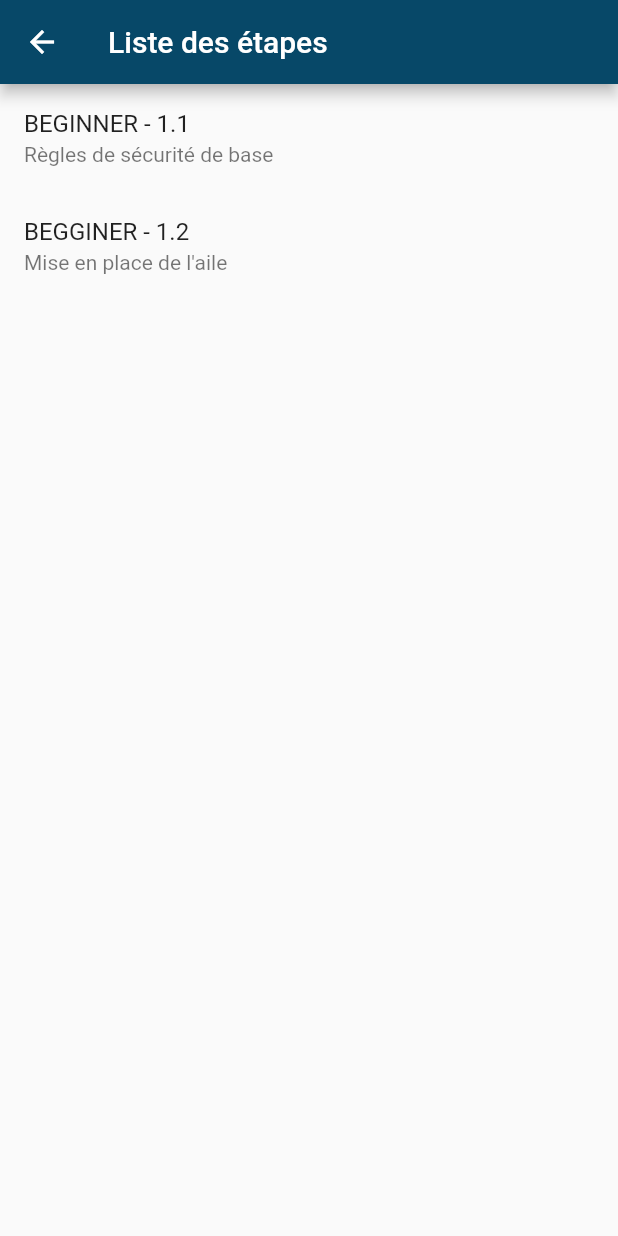
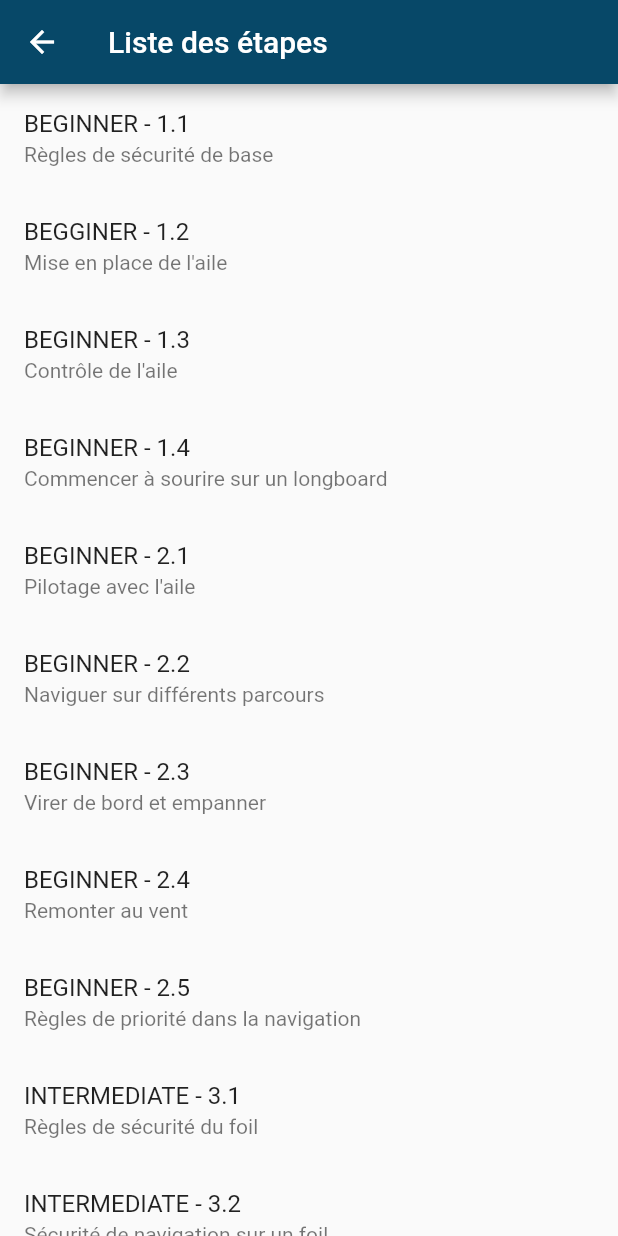
Before and after one commit to jeanJonathan/notebook_progress, a Flutter app: the EtapesScreen screen opened by its route, on a phone screen of 412 x 824 dp. Run offline on Flutter 3.47's test engine with Material 2 defaults, Android fonts, the phone set to English and light mode, and no system bars; our stand-ins replace cloud_firestore, firebase_core; accounts and stored records are empty.

Commit message:
Completement de la methode simulate pour toute les etapes y compris les niveaux pour le sport wingfoil

```diff
--- a/lib/data_firestore.dart
+++ b/lib/data_firestore.dart
@@ -1,6 +1,6 @@
 import 'package:cloud_firestore/cloud_firestore.dart';
 
-List<Map<String, dynamic>> simulateData() {
+List<Map<String, dynamic>> simulateDataEtapesWingfoil() {
   return [
     {
       'id': 1,
@@ -18,5 +18,157 @@ List<Map<String, dynamic>> simulateData() {
       'sportRef': FirebaseFirestore.instance.doc('/sports/1'),
       'video': 'https://youtu.be/y4RfRN9V4tY',
     },
+    {
+      'id': 3,
+      'description': 'Contrôle de l\'aile',
+      'name': 'BEGINNER - 1.3',
+      'niveauRef': FirebaseFirestore.instance.doc('/niveaux/1'),
+      'sportRef': FirebaseFirestore.instance.doc('/sports/1'),
+      'video': 'https://youtu.be/rLOI-XK1M_Y',
+    },
+    {
+      'id': 4,
+      'description': 'Commencer à sourire sur un longboard',
+      'name': 'BEGINNER - 1.4',
+      'niveauRef': FirebaseFirestore.instance.doc('/niveaux/1'),
+      'sportRef': FirebaseFirestore.instance.doc('/sports/1'),
+      'video': 'https://youtu.be/E7mLr4DX284',
+    },
+    {
+      'id': 6,
+      'description': 'Pilotage avec l\'aile',
+      'name': 'BEGINNER - 2.1',
+      'niveauRef': FirebaseFirestore.instance.doc('/niveaux/1'),
+      'sportRef': FirebaseFirestore.instance.doc('/sports/1'),
+      'video': 'https://youtu.be/ceOf57SEK74',
+    },
+    {
+      'id': 7,
+      'description': 'Naviguer sur différents parcours',
+      'name': 'BEGINNER - 2.2',
+      'niveauRef': FirebaseFirestore.instance.doc('/niveaux/1'),
+      'sportRef': FirebaseFirestore.instance.doc('/sports/1'),
+      'video': 'https://youtu.be/isNluAUp6VQ',
+    },
+    {
+      'id': 8,
+      'description': 'Virer de bord et empanner',
+      'name': 'BEGINNER - 2.3',
+      'niveauRef': FirebaseFirestore.instance.doc('/niveaux/1'),
+      'sportRef': FirebaseFirestore.instance.doc('/sports/1'),
+      'video': 'https://youtu.be/isNluAUp6VQ',
+    },
+    {
+      'id': 9,
+      'description': 'Remonter au vent',
+      'name': 'BEGINNER - 2.4',
+      'niveauRef': FirebaseFirestore.instance.doc('/niveaux/1'),
+      'sportRef': FirebaseFirestore.instance.doc('/sports/1'),
+      'video': 'https://youtu.be/t_-9aWM-KUE',
+    },
+    {
+      'id': 10,
+      'description': 'Règles de priorité dans la navigation',
+      'name': 'BEGINNER - 2.5',
+      'niveauRef': FirebaseFirestore.instance.doc('/niveaux/1'),
+      'sportRef': FirebaseFirestore.instance.doc('/sports/1'),
+      'video': 'https://youtu.be/31hUD1HJEVA',
+    },
+    {
+      'id': 11,
+      'description': 'Règles de sécurité du foil',
+      'name': 'INTERMEDIATE - 3.1',
+      'niveauRef': FirebaseFirestore.instance.doc('/niveaux/2'),
+      'sportRef': FirebaseFirestore.instance.doc('/sports/1'),
+      'video': 'https://youtu.be/bb1Xt7hJPz0',
+    },
+    {
+      'id': 13,
+      'description': 'Sécurité de navigation sur un foil',
+      'name': 'INTERMEDIATE - 3.2',
+      'niveauRef': FirebaseFirestore.instance.doc('/niveaux/2'),
+      'sportRef': FirebaseFirestore.instance.doc('/sports/1'),
+      'video': 'https://youtu.be/ZoNO6jFEiSs',
+    },
+    {
+      'id': 14,
+      'description': 'Pilotage avec la planche',
+      'name': 'INTERMEDIATE - 3.3',
+      'niveauRef': FirebaseFirestore.instance.doc('/niveaux/2'),
+      'sportRef': FirebaseFirestore.instance.doc('/sports/1'),
+      'video': 'https://youtu.be/ZoNO6jFEiSs',
+    },
+    {
+      'id': 15,
+      'description': 'Foil sur différents parcours',
+      'name': 'INTERMEDIATE - 3.4',
+      'niveauRef': FirebaseFirestore.instance.doc('/niveaux/2'),
+      'sportRef': FirebaseFirestore.instance.doc('/sports/1'),
+      'video': 'https://youtu.be/76T0sEVcglA',
+    },
+    {
+      'id': 17,
+      'description': 'Apprentissage des transitions',
+      'name': 'ADVANCED - 5.1',
+      'niveauRef': FirebaseFirestore.instance.doc('/niveaux/3'),
+      'sportRef': FirebaseFirestore.instance.doc('/sports/1'),
+      'video': 'https://youtu.be/dK9HRdHp4M4',
+    },
+    {
+      'id': 18,
+      'description': 'Apprentissage des tricks',
+      'name': 'ADVANCED - 5.2',
+      'niveauRef': FirebaseFirestore.instance.doc('/niveaux/3'),
+      'sportRef': FirebaseFirestore.instance.doc('/sports/1'),
+      'video': 'https://youtu.be/OrCtWTpHx-M',
+    },
+    {
+      'id': 19,
+      'description': 'Apprentissage du surf avec l\'aile',
+      'name': 'ADVANCED - 5.3',
+      'niveauRef': FirebaseFirestore.instance.doc('/niveaux/3'),
+      'sportRef': FirebaseFirestore.instance.doc('/sports/1'),
+      'video': 'https://youtu.be/kXo0Ez06m1Y',
+    },
+    {
+      'id': 20,
+      'description': 'Sauts et figures',
+      'name': 'ADVANCED - 5.4',
+      'niveauRef': FirebaseFirestore.instance.doc('/niveaux/3'),
+      'sportRef': FirebaseFirestore.instance.doc('/sports/1'),
+      'video': 'https://youtu.be/BbqbdrHyxM8',
+    },
+    {
+      'id': 22,
+      'description': 'Techniques avancées de navigation',
+      'name': 'PRO - 6.1',
+      'niveauRef': FirebaseFirestore.instance.doc('/niveaux/4'),
+      'sportRef': FirebaseFirestore.instance.doc('/sports/1'),
+      'video': 'https://youtu.be/3wNqfV6g1Vo',
+    },
+    {
+      'id': 23,
+      'description': 'Maîtrise des sauts et figures',
+      'name': 'PRO - 6.2',
+      'niveauRef': FirebaseFirestore.instance.doc('/niveaux/4'),
+      'sportRef': FirebaseFirestore.instance.doc('/sports/1'),
+      'video': 'https://youtu.be/N9XyevsLsM4',
+    },
+    {
+      'id': 24,
+      'description': 'Gestion de l\'aile dans des conditions extrêmes',
+      'name': 'PRO - 6.3',
+      'niveauRef': FirebaseFirestore.instance.doc('/niveaux/4'),
+      'sportRef': FirebaseFirestore.instance.doc('/sports/1'),
+      'video': 'https://youtu.be/UO4OQT4_GZg',
+    },
+    {
+      'id': 25,
+      'description': 'Compétition de wingfoil',
+      'name': 'PRO - 6.4',
+      'niveauRef': FirebaseFirestore.instance.doc('/niveaux/4'),
+      'sportRef': FirebaseFirestore.instance.doc('/sports/1'),
+      'video': 'https://youtu.be/lZIzBVFoDn0',
+    },
   ];
 }
--- a/lib/etapes_screen.dart
+++ b/lib/etapes_screen.dart
@@ -6,7 +6,7 @@ import 'data_firestore.dart';
 class EtapesScreen extends StatelessWidget {
   @override
   Widget build(BuildContext context) {
-    List<Map<String, dynamic>> etapesData = simulateData();
+    List<Map<String, dynamic>> etapesData = simulateDataEtapesWingfoil();
 
     return Scaffold(
       appBar: AppBar(
--- a/lib/main.dart
+++ b/lib/main.dart
@@ -167,7 +167,7 @@ class Kitesurf extends StatelessWidget {
 }
 //Methode disposee a envoyer les donnees des etapes dans firestore
 /*void createEtapes() async {
-  List<Map<String, dynamic>> etapesData = simulateData();
+  List<Map<String, dynamic>> etapesData = simulateDataEtapesWingfoil();
 
   FirebaseFirestore firestore = FirebaseFirestore.instance;
   CollectionReference etapesCollection = firestore.collection('etapes');
```
